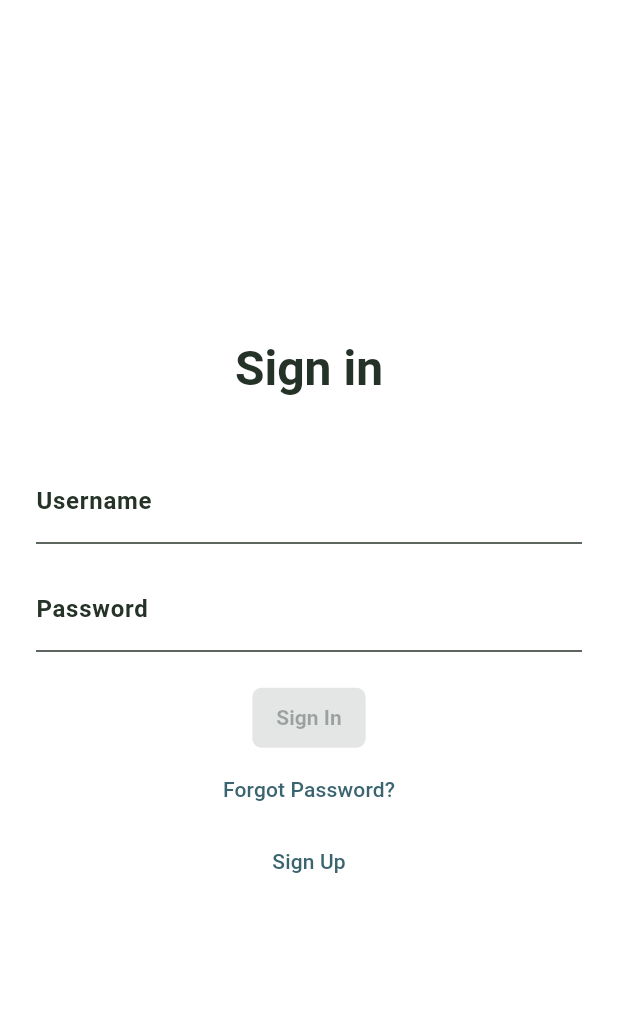
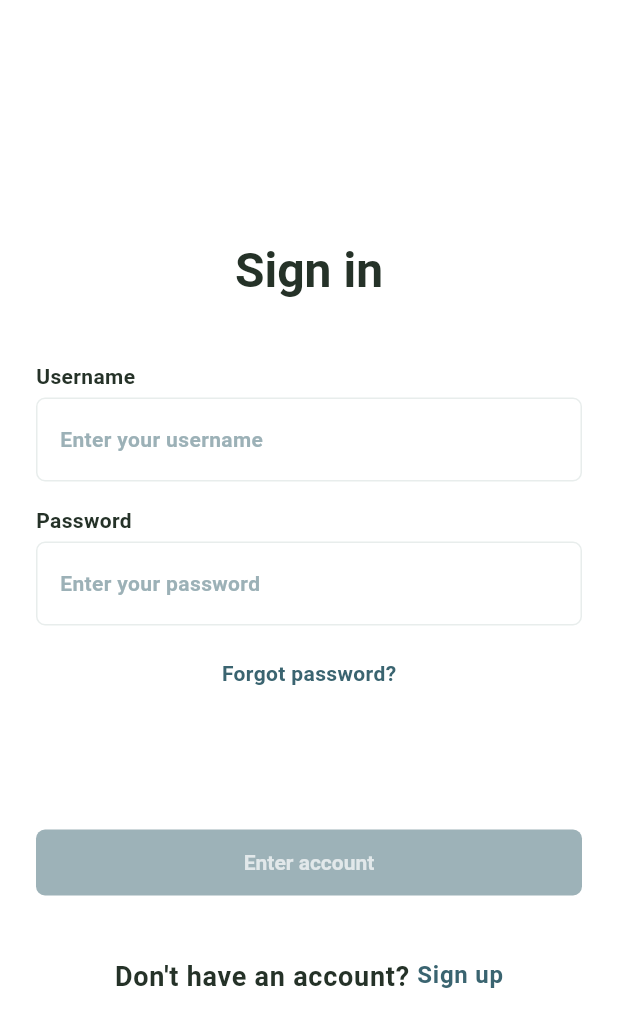
Before and after one commit to guysiman/sensy_patient_app, a Flutter app: the screen it shows after launch, on a phone screen of 412 x 824 dp. Shown: the top 1027 px of the screen. Run offline on Flutter 3.47's test engine with Material 3 defaults, Android fonts, the phone set to English and light mode, and no system bars; our stand-ins replace cloud_firestore, firebase_auth, firebase_core, flutter_blue_plus; missing offline and left inert: app_settings; accounts and stored records are empty.

Commit message:
fix issues

```diff
--- a/lib/main.dart
+++ b/lib/main.dart
@@ -44,9 +44,9 @@ class AuthProvider with ChangeNotifier {
       notifyListeners();
     });
   }
-Future<void> signIn(String email, String password) async {
-  await _auth.signInWithEmailAndPassword(email: email, password: password);
-}
+  Future<void> signIn(String email, String password) async {
+    await _auth.signInWithEmailAndPassword(email: email, password: password);
+  }
 
   Future<void> signOut() async {
     await _auth.signOut();
--- a/lib/screens/home_page.dart
+++ b/lib/screens/home_page.dart
@@ -14,6 +14,7 @@ class _HomePageState extends State<HomePage> {
 
   Future<void> signOut() async {
     await Auth().signOut();
+    Navigator.pushNamed(context, '/signinpage');
   }
 
   @override
--- a/lib/screens/session_page.dart
+++ b/lib/screens/session_page.dart
@@ -49,10 +49,7 @@ class _SessionScreenState extends State<SessionScreen> {
         setState(() {
           currentUsername = user.email;
         });
-        print('Current user email: $currentUsername');
-      } else {
-        print('No user is signed in');
-      }
+      } else {}
     } catch (e) {
       print('Error loading user data: $e');
     }
@@ -88,6 +85,7 @@ class _SessionScreenState extends State<SessionScreen> {
             'electrode': footZone,
             'pressure': currentPressure
           };
+          print(modulationResults);
         });
       } else {
         // For Advanced or Hybrid paradigms, use the full calculator
--- a/lib/screens/sign_in_page.dart
+++ b/lib/screens/sign_in_page.dart
@@ -1,6 +1,5 @@
 import 'package:flutter/material.dart';
 import 'package:provider/provider.dart';
-import '../services/auth.dart';
 import '../services/database.dart';
 import '../main.dart';
 
@@ -62,14 +61,11 @@ class _SignInPageState extends State<SignInPage> {
     }
   }
 
-
   void _onForgotPassword() {
     Navigator.pushNamed(context, '/forgotpwpage');
   }
 
-  void _onSignUp() {
-    Navigator.pushNamed(context, '/signup');
-  }
+  void _onSignUp() {}
 
   @override
   Widget build(BuildContext context) {
@@ -83,29 +79,125 @@ class _SignInPageState extends State<SignInPage> {
               children: [
                 Text('Sign in', style: Theme.of(context).textTheme.titleLarge),
                 const SizedBox(height: 40),
+
+                // Username field
+                Align(
+                    alignment: Alignment.centerLeft,
+                    child: Text('Username',
+                        style: Theme.of(context).textTheme.bodyMedium)),
+                const SizedBox(height: 4),
                 TextField(
                   controller: _usernameController,
-                  decoration: InputDecoration(labelText: 'Username'),
+                  decoration: InputDecoration(
+                    labelText: 'Enter your username',
+                    labelStyle:
+                        Theme.of(context).textTheme.bodyMedium?.copyWith(
+                              color: Theme.of(context).hintColor,
                             ),
+                    border: OutlineInputBorder(
+                        borderRadius: BorderRadius.circular(6),
+                        borderSide: BorderSide(color: Color(0xFFE8EDEC))),
+                    enabledBorder: OutlineInputBorder(
+                      borderRadius: BorderRadius.circular(6),
+                      borderSide: BorderSide(
+                          color: Color(
+                              0xFFE8EDEC)), // Border color when not focused
+                    ),
+                    floatingLabelBehavior: FloatingLabelBehavior.never,
+                  ),
+                ),
+
                 const SizedBox(height: 16),
+
+                // Password field
+                Align(
+                    alignment: Alignment.centerLeft,
+                    child: Text('Password',
+                        style: Theme.of(context).textTheme.bodyMedium)),
+                const SizedBox(height: 4),
                 TextField(
                   controller: _passwordController,
                   obscureText: true,
-                  decoration: InputDecoration(labelText: 'Password'),
+                  decoration: InputDecoration(
+                    labelText: 'Enter your password',
+                    labelStyle:
+                        Theme.of(context).textTheme.bodyMedium?.copyWith(
+                              color: Theme.of(context).hintColor,
                             ),
-                if (errorMessage != '') Text('$errorMessage'),
-                const SizedBox(height: 20),
-                ElevatedButton(
-                  onPressed: _isButtonEnabled ? () => _onSignIn(context) : null,
-                  child: const Text('Sign In'),
+                    border: OutlineInputBorder(
+                        borderRadius: BorderRadius.circular(6),
+                        borderSide: BorderSide(color: Color(0xFFE8EDEC))),
+                    enabledBorder: OutlineInputBorder(
+                      borderRadius: BorderRadius.circular(6),
+                      borderSide: BorderSide(
+                          color: Color(
+                              0xFFE8EDEC)), // Border color when not focused
                     ),
+                    floatingLabelBehavior: FloatingLabelBehavior.never,
+                  ),
+                ),
+
+                const SizedBox(height: 8),
+
+                // Forgot password link
                 TextButton(
                   onPressed: _onForgotPassword,
-                  child: const Text('Forgot Password?'),
+                  child: Text('Forgot password?',
+                      style: Theme.of(context).textTheme.bodyMedium?.copyWith(
+                            color: Theme.of(context).colorScheme.primary,
+                          )),
                 ),
-                TextButton(
-                  onPressed: _onSignUp,
-                  child: const Text('Sign Up'),
+
+                const SizedBox(height: 40),
+
+                if (errorMessage != '') Text('$errorMessage'),
+
+                const SizedBox(height: 40),
+
+                // Enter account button
+                SizedBox(
+                  width: double.infinity,
+                  height: 44,
+                  child: ElevatedButton(
+                    style: ElevatedButton.styleFrom(
+                      disabledBackgroundColor: Theme.of(context)
+                          .colorScheme
+                          .primary
+                          .withAlpha((255 * 0.5).toInt()), // Background Color
+                      disabledForegroundColor: Colors.white70, //Text Color
+                    ),
+                    onPressed: _isButtonEnabled
+                        ? () {
+                            _onSignIn(context);
+                          }
+                        : null,
+                    child: const Text('Enter account'),
+                  ),
+                ),
+
+                const SizedBox(height: 40),
+
+                // Sign up prompt
+                Row(
+                  mainAxisAlignment: MainAxisAlignment.center,
+                  crossAxisAlignment: CrossAxisAlignment.center,
+                  children: [
+                    Text(
+                      "Don't have an account? ",
+                      style: Theme.of(context).textTheme.bodyLarge?.copyWith(
+                            fontSize: 18,
+                          ),
+                    ),
+                    GestureDetector(
+                      onTap: _onSignUp,
+                      child: Text(
+                        'Sign up',
+                        style: Theme.of(context).textTheme.bodyLarge?.copyWith(
+                              color: Theme.of(context).colorScheme.primary,
+                            ),
+                      ),
+                    ),
+                  ],
                 ),
               ],
             ),
```
Lines whose indentation alone changed are shown as unchanged.
